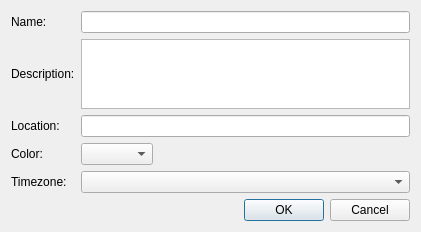
This is calendar/ui/calendar_editor.ui in KDE/libkgapi as Qt 5 draws it before an edit. The edited form follows.
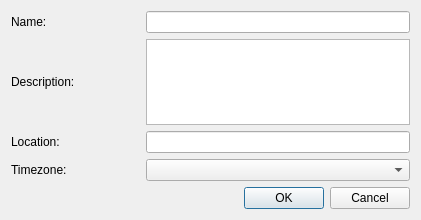
This is the edited form. Custom widgets are drawn as their Qt base class.

Commit message: Port Calendar service to Google Calendar API version 3

The edit to the form file:
```diff
--- a/calendar/ui/calendar_editor.ui
+++ b/calendar/ui/calendar_editor.ui
@@ -36,20 +36,13 @@
     </widget>
    </item>
    <item row="4" column="0">
-    <widget class="QLabel" name="label_5">
-     <property name="text">
-      <string>Color:</string>
-     </property>
-    </widget>
-   </item>
-   <item row="5" column="0">
     <widget class="QLabel" name="label_6">
      <property name="text">
       <string>Timezone:</string>
      </property>
     </widget>
    </item>
-   <item row="6" column="0" colspan="3">
+   <item row="5" column="0" colspan="3">
     <widget class="QDialogButtonBox" name="buttons">
      <property name="orientation">
       <enum>Qt::Horizontal</enum>
@@ -68,34 +61,11 @@
    <item row="3" column="1" colspan="2">
     <widget class="QLineEdit" name="locationEdit"/>
    </item>
-   <item row="4" column="2">
-    <spacer name="horizontalSpacer">
-     <property name="orientation">
-      <enum>Qt::Horizontal</enum>
-     </property>
-     <property name="sizeHint" stdset="0">
-      <size>
-       <width>40</width>
-       <height>20</height>
-      </size>
-     </property>
-    </spacer>
-   </item>
-   <item row="5" column="1" colspan="2">
+   <item row="4" column="1" colspan="2">
     <widget class="QComboBox" name="timezoneCombo"/>
    </item>
-   <item row="4" column="1">
-    <widget class="KColorCombo" name="colorCombo"/>
-   </item>
   </layout>
  </widget>
- <customwidgets>
-  <customwidget>
-   <class>KColorCombo</class>
-   <extends>QComboBox</extends>
-   <header>kcolorcombo.h</header>
-  </customwidget>
- </customwidgets>
  <tabstops>
   <tabstop>nameEdit</tabstop>
   <tabstop>descriptionEdit</tabstop>
```
The commit also changes 15 other files.
